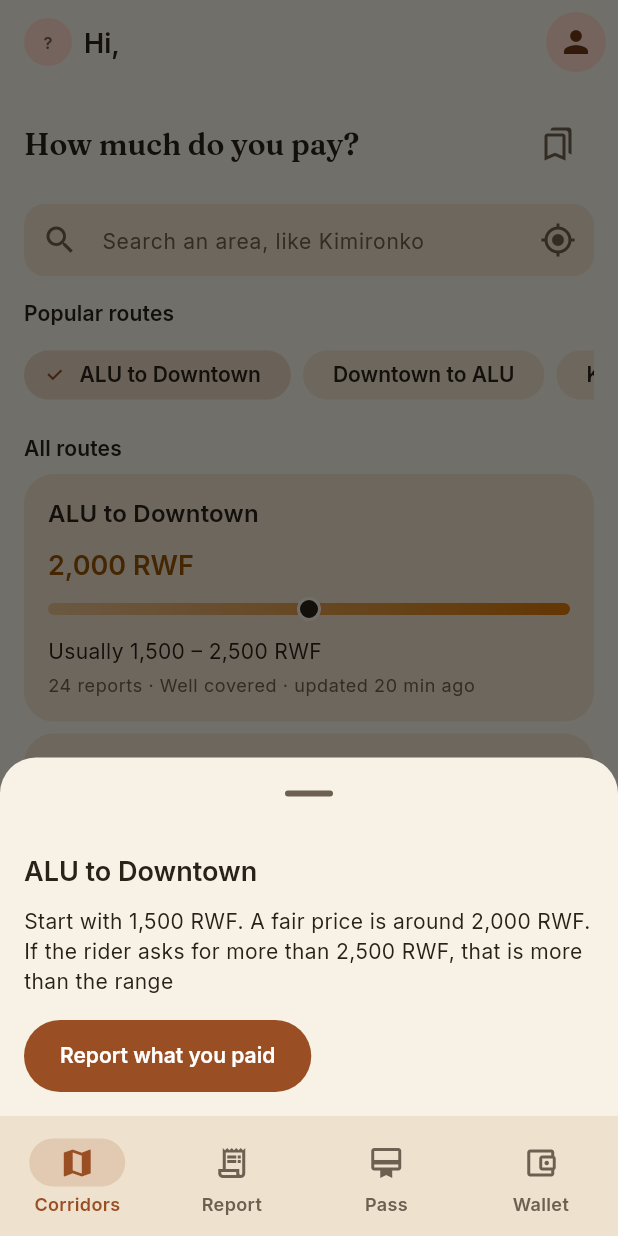
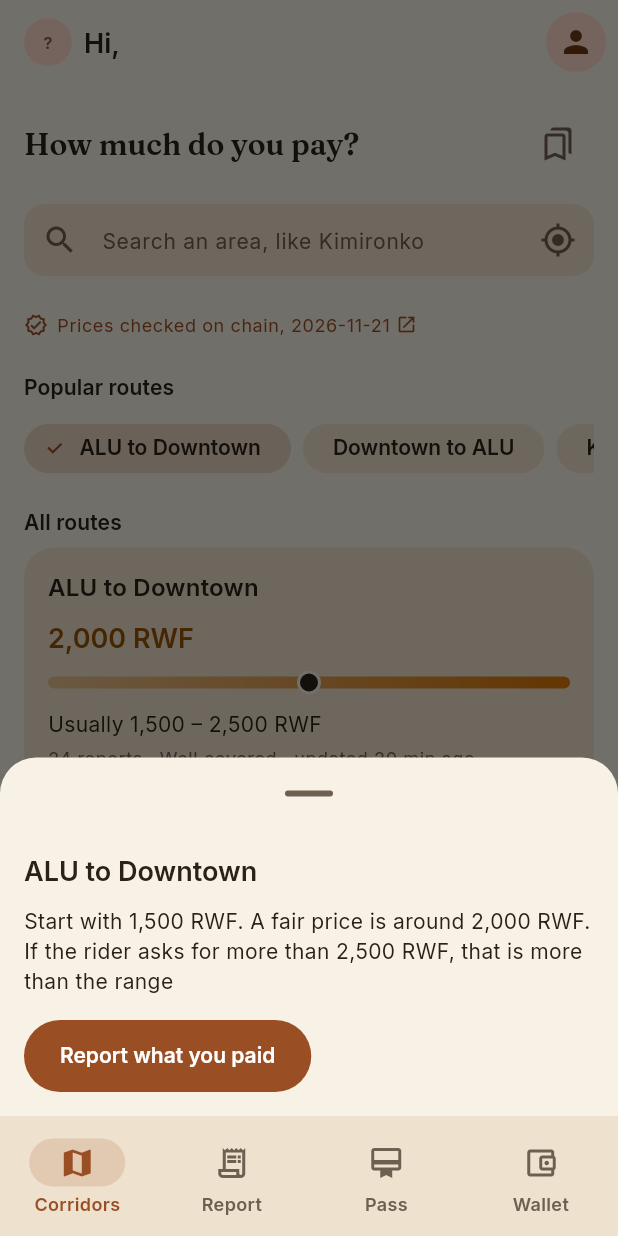
Before and after one commit to Peniel-source/fairfare, a Flutter app: the screen it shows once a user with an empty profile is signed in, after a tap on an icon or button, on a phone screen of 412 x 824 dp. Run offline on Flutter 3.47's test engine with Material 3 defaults, Android fonts, the phone set to English and light mode, and no system bars; our stand-ins replace cloud_firestore, firebase_auth, firebase_core, flutter_riverpod, geolocator, go_router and 2 more; accounts and stored records are empty.

Commit message:
A8 task. corridors screen shows a link to the latest on chain proof

```diff
--- /dev/null
+++ b/app/lib/features/corridors/data/notarization_repository.dart
@@ -0,0 +1,38 @@
+//one receipt from the server notary, and the reader that gets the latest one
+
+class Notarization {
+  const Notarization({
+    required this.date,
+    required this.hash,
+    required this.txHash,
+    required this.network,
+  });
+
+  final String date;
+  final String hash;
+  final String txHash;
+  final String network;
+
+  //the public page of the transaction, like preview.cardanoscan.io
+  String get explorerUrl {
+    return 'https://$network.cardanoscan.io/transaction/$txHash';
+  }
+}
+
+abstract class NotarizationRepository {
+  //the newest receipt, or null if nothing was sent yet
+  Future<Notarization?> latest();
+}
+
+//sample receipt for tests and the fake data switch
+class FakeNotarizationRepository implements NotarizationRepository {
+  @override
+  Future<Notarization?> latest() async {
+    return const Notarization(
+      date: '2026-11-21',
+      hash: 'bf2c448ee241836c8569db29c0fabcd2048e028d289cfe9383204e0bee8edfa7',
+      txHash: 'be02b94f01a13c4441f2651d76e7d4a9d9536224786e00a8277108a0ce7c364b',
+      network: 'preview',
+    );
+  }
+}
--- /dev/null
+++ b/app/lib/features/corridors/presentation/chain_proof.dart
@@ -0,0 +1,49 @@
+//this shows the cahin proof on the coridor screen
+import 'package:flutter/material.dart';
+import 'package:flutter_riverpod/flutter_riverpod.dart';
+import 'package:url_launcher/url_launcher.dart';
+
+import 'corridor_providers.dart';
+
+class ChainProof extends ConsumerWidget {
+  const ChainProof({super.key});
+
+  Future<void> openProof(String link) async {
+    await launchUrl(Uri.parse(link), mode: LaunchMode.externalApplication);
+  }
+
+  @override
+  Widget build(BuildContext context, WidgetRef ref) {
+    //sho
+    final receipt = ref.watch(latestNotarizationProvider).valueOrNull;
+    if (receipt == null) return const SizedBox.shrink();
+
+    final color = Theme.of(context).colorScheme.primary;
+
+    return InkWell(
+      onTap: () => openProof(receipt.explorerUrl),
+      borderRadius: BorderRadius.circular(8),
+      child: Padding(
+        padding: const EdgeInsets.symmetric(vertical: 8),
+        child: Row(
+          mainAxisSize: MainAxisSize.min,
+          children: [
+            Icon(Icons.verified_outlined, size: 16, color: color),
+            const SizedBox(width: 6),
+            Flexible(
+              child: Text(
+                'Prices checked on chain, ${receipt.date}',
+                style: Theme.of(context)
+                    .textTheme
+                    .bodySmall
+                    ?.copyWith(color: color),
+              ),
+            ),
+            const SizedBox(width: 4),
+            Icon(Icons.open_in_new, size: 14, color: color),
+          ],
+        ),
+      ),
+    );
+  }
+}
--- a/app/lib/features/corridors/presentation/corridor_providers.dart
+++ b/app/lib/features/corridors/presentation/corridor_providers.dart
@@ -14,6 +14,8 @@ import '../domain/zone_finder.dart';
 import 'package:cloud_firestore/cloud_firestore.dart';
 import '../data/zone_impl.dart';
 import '../data/corridor_impl.dart';
+import '../data/notarization_impl.dart';
+import '../data/notarization_repository.dart';
 
 final corridorRepositoryProvider = Provider<CorridorRepository>((ref) {
   if (AppConstants.useFakeData) {
@@ -77,3 +79,14 @@ final zonesProvider = FutureProvider<List<Zone>>((ref) {
 final locationServiceProvider = Provider<LocationService>((ref) {
   return LocationService();
 });
+
+//the reader of the server's receipts, fake or real
+final notarizationRepositoryProvider = Provider<NotarizationRepository>((ref) {
+  if (AppConstants.useFakeData) return FakeNotarizationRepository();
+  return NotarizationRepositoryImpl(FirebaseFirestore.instance);
+});
+
+//the newest receipt
+final latestNotarizationProvider = FutureProvider<Notarization?>((ref) {
+  return ref.watch(notarizationRepositoryProvider).latest();
+});
--- a/app/lib/features/corridors/presentation/corridors_screen.dart
+++ b/app/lib/features/corridors/presentation/corridors_screen.dart
@@ -19,6 +19,7 @@ import '../domain/entities/corridor_stats.dart';
 import '../domain/zone_finder.dart';
 import 'corridor_card.dart';
 import 'corridor_providers.dart';
+import 'chain_proof.dart';
 
 class CorridorsScreen extends ConsumerStatefulWidget {
   const CorridorsScreen({super.key, this.fromArea, this.toArea});
@@ -206,6 +207,8 @@ class _CorridorsScreenState extends ConsumerState<CorridorsScreen> {
                   onChanged: (value) => setState(() => query = value.trim()),
                 ),
               const SizedBox(height: AppSpacing.lg),
+              if (!savedRoute) const ChainProof(),
+              const SizedBox(height: AppSpacing.lg),
 
               if (!savedRoute) ...[
                 Text('Popular routes', style: text.titleSmall),
```
Also changed, not shown: app/lib/features/corridors/data/notarization_impl.dart (added, +31 -0 lines).
